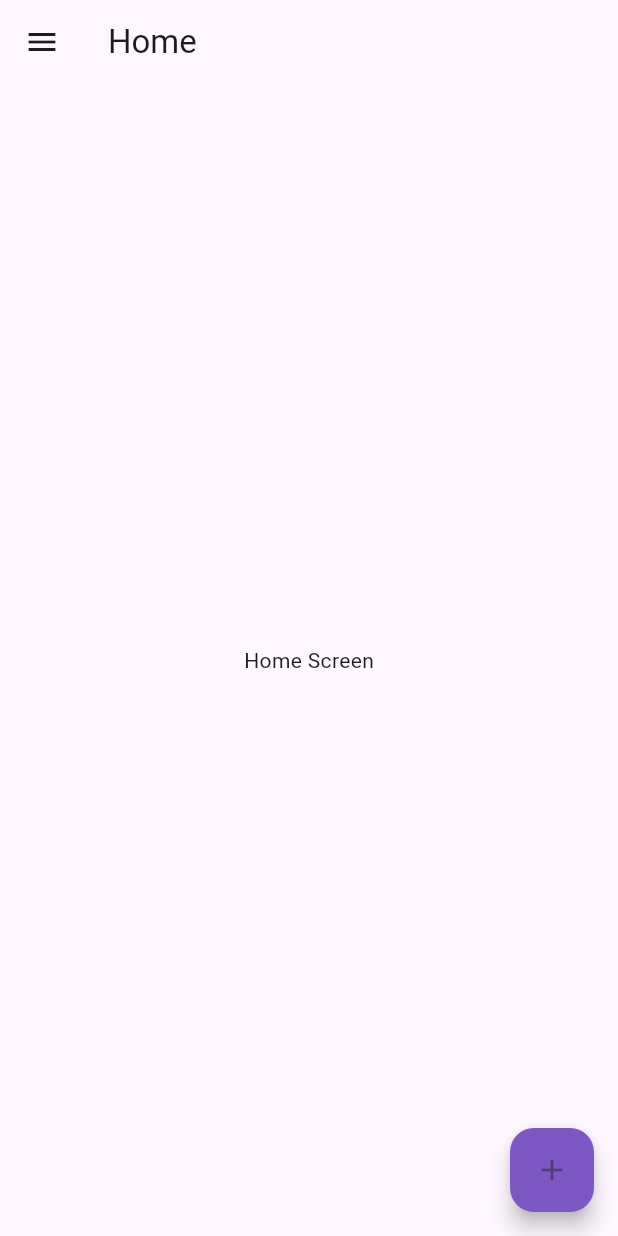
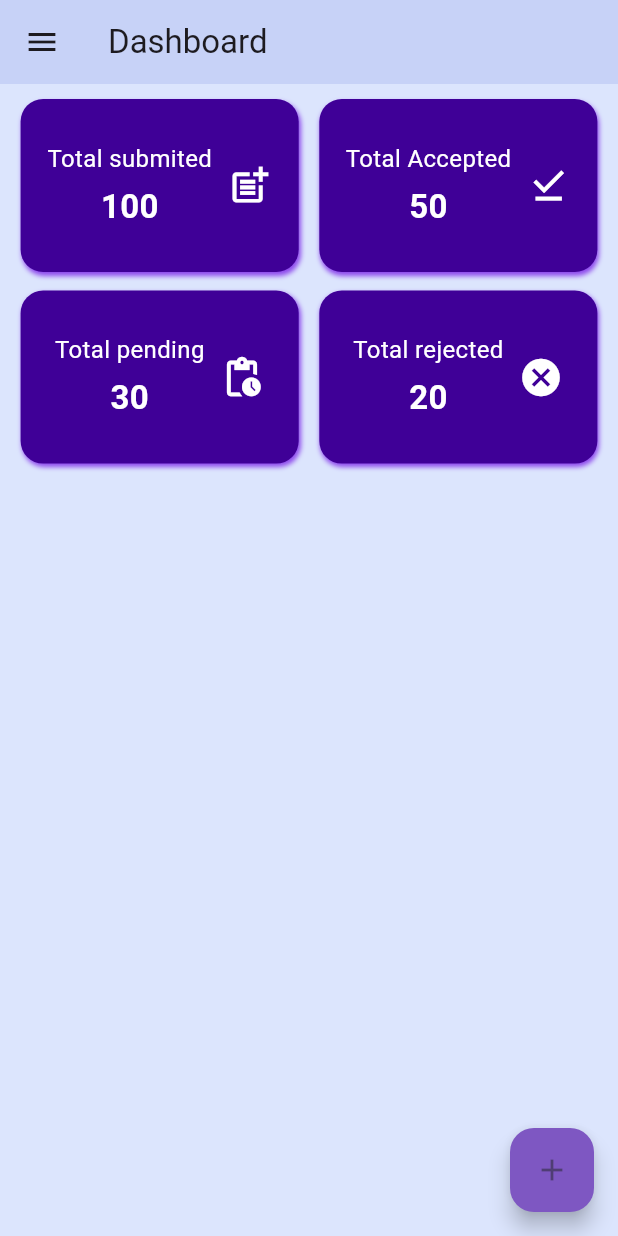
Before and after one commit to SagorSamadder/sAcademy-teacher, a Flutter app: the screen it shows once a user with an empty profile is signed in, on a phone screen of 412 x 824 dp. Run offline on Flutter 3.47's test engine with Material 3 defaults, Android fonts, the phone set to English and light mode, and no system bars; our stand-ins replace cloud_firestore, firebase_auth, firebase_core, get, velocity_x; accounts and stored records are empty.

Commit message:
dashboard design

```diff
--- a/lib/app/home_screen/home_screen.dart
+++ b/lib/app/home_screen/home_screen.dart
@@ -1,8 +1,10 @@
 import 'package:flutter/material.dart';
 import 'package:get/get.dart';
+import 'package:velocity_x/velocity_x.dart';
 
 import '../add_question/view/add_question.dart';
 import '../widgets/drawer/drawer.dart';
+import 'widged/containet.dart';
 
 class HomeScreen extends StatelessWidget {
   const HomeScreen({super.key});
@@ -11,11 +13,54 @@ class HomeScreen extends StatelessWidget {
   Widget build(BuildContext context) {
     return Scaffold(
       appBar: AppBar(
-        title: const Text('Home'),
+        backgroundColor: const Color.fromARGB(255, 204, 217, 253),
+        elevation: 1,
+        title: const Text('Dashboard'),
       ),
       drawer: const MyDrawer(),
-      body: const Center(
-        child: Text('Home Screen'),
+      body: Container(
+        decoration: const BoxDecoration(
+          color: Color(0xffdce5fd),
+        ),
+        child: Column(
+          children: [
+            //showing all numbers
+            10.heightBox,
+            Row(
+              mainAxisAlignment: MainAxisAlignment.spaceEvenly,
+              children: [
+                Sscontainner(
+                  icon: Icons.post_add_outlined,
+                  title: 'Total submited',
+                  count: '100',
+                ),
+                Sscontainner(
+                  icon: Icons.file_download_done_outlined,
+                  title: 'Total Accepted',
+                  count: '50',
+                ),
+              ],
+            ),
+            SizedBox(
+              height: context.screenWidth * .03,
+            ),
+            Row(
+              mainAxisAlignment: MainAxisAlignment.spaceEvenly,
+              children: [
+                Sscontainner(
+                  icon: Icons.pending_actions_outlined,
+                  title: 'Total pending',
+                  count: '30',
+                ),
+                Sscontainner(
+                  icon: Icons.cancel,
+                  title: 'Total rejected',
+                  count: '20',
+                ),
+              ],
+            ),
+          ],
+        ),
       ),
       floatingActionButton: FloatingActionButton(
         onPressed: () {
--- /dev/null
+++ b/lib/app/home_screen/widged/containet.dart
@@ -0,0 +1,60 @@
+// ignore_for_file: prefer_typing_uninitialized_variables
+
+import 'package:flutter/material.dart';
+import 'package:velocity_x/velocity_x.dart';
+
+// ignore: must_be_immutable
+class Sscontainner extends StatelessWidget {
+  var count;
+  IconData? icon;
+  var title;
+  Sscontainner({super.key, this.count, this.icon, this.title});
+
+  @override
+  Widget build(BuildContext context) {
+    return Container(
+      height: context.screenHeight * .14,
+      width: context.screenWidth * .45,
+      decoration: BoxDecoration(
+        color: const Color(0xff3f0097),
+        borderRadius: BorderRadius.circular(15),
+        boxShadow: const [
+          BoxShadow(
+            color: Color.fromARGB(255, 141, 73, 236),
+            blurRadius: 2,
+            offset: Offset(1.0, 2.0),
+          )
+        ],
+      ),
+      child: Row(
+        mainAxisAlignment: MainAxisAlignment.center,
+        children: [
+          Column(
+            mainAxisAlignment: MainAxisAlignment.center,
+            children: [
+              Text(
+                title,
+                style: const TextStyle(color: Colors.white, fontSize: 16),
+              ),
+              5.heightBox,
+              Text(
+                count,
+                style: const TextStyle(
+                  color: Colors.white,
+                  fontSize: 22,
+                  fontWeight: FontWeight.bold,
+                ),
+              ),
+            ],
+          ),
+          10.widthBox,
+          Icon(
+            icon,
+            color: Colors.white,
+            size: 30,
+          )
+        ],
+      ),
+    );
+  }
+}
```
